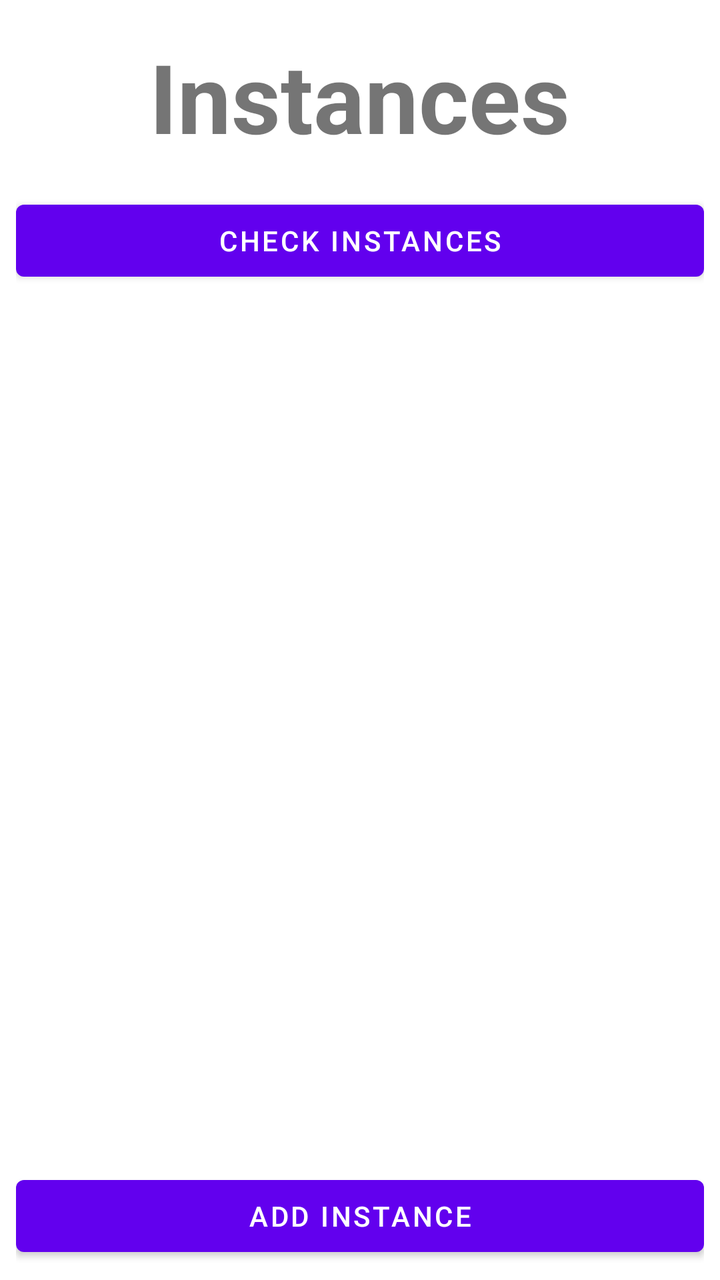
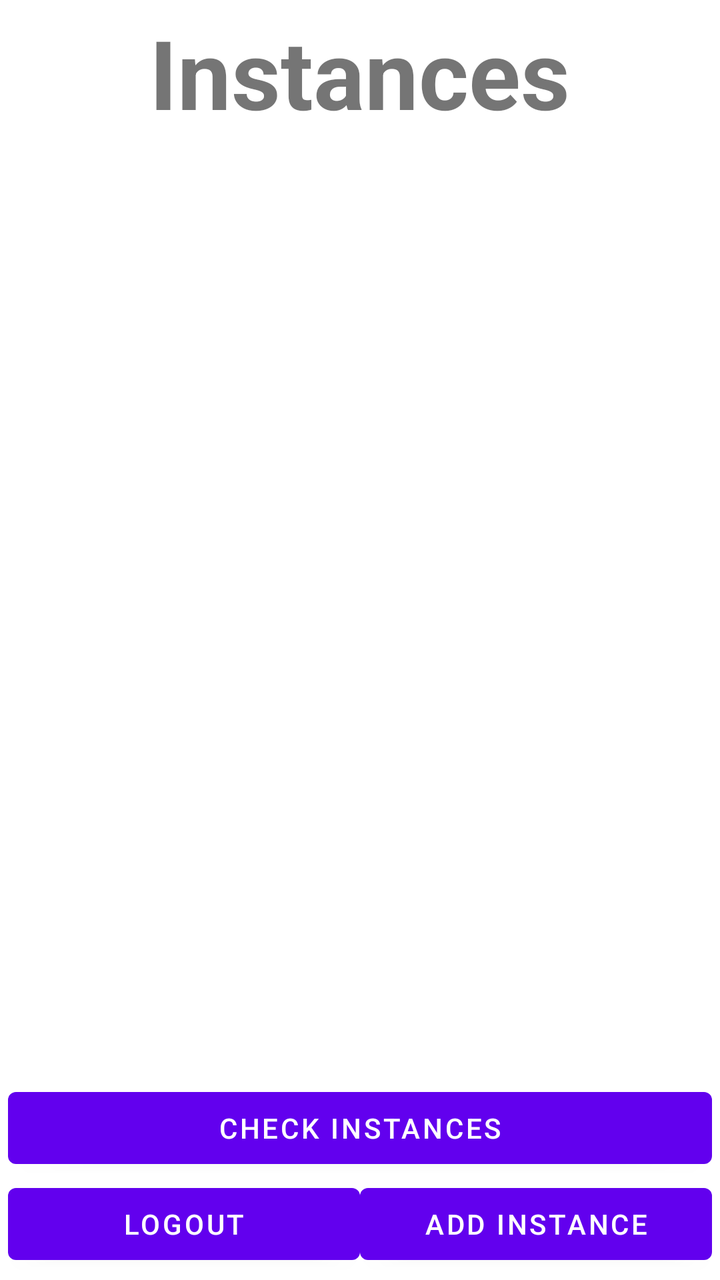

Two renders of the same Android screen: before a commit and after it. Below are the layout's source before the change and the commit's diff.
<!-- AndroidManifest.xml: fallback theme Theme.MaterialComponents.DayNight.NoActionBar -->
<!-- res/layout/instance_settings.xml -->
<?xml version="1.0" encoding="utf-8"?>
<LinearLayout xmlns:android="http://schemas.android.com/apk/res/android"
              android:layout_width="match_parent"
              android:layout_height="match_parent">

    <LinearLayout
        android:orientation="vertical"
        android:layout_width="match_parent"
        android:layout_height="match_parent"
        android:padding="8dp">
        <TextView
            android:layout_width="wrap_content"
            android:layout_height="wrap_content"
            android:text="Instances"
            android:gravity="center"
            android:textSize="48sp"
            android:textStyle="bold"
            android:layout_gravity="center"
            android:layout_marginTop="8dp"
            android:layout_marginBottom="16dp"/>

        <Button
            android:id="@+id/instanceSettingsCheckButton"
            android:text="Check instances"
            android:layout_width="match_parent"
            android:layout_height="wrap_content"/>

        <ListView
            android:id="@+id/instanceSettingsInstancesList"
            android:layout_width="match_parent"
            android:layout_height="0dp"
            android:layout_weight="1"/>
        <Button
            android:id="@+id/instanceSettingsAddButton"
            android:text="Add instance"
            android:layout_width="match_parent"
            android:layout_height="wrap_content"
            android:layout_marginTop="4dp"/>

    </LinearLayout>

</LinearLayout>
<!-- resources referenced by this layout -->
<resources>

</resources>

<!-- the commit's change to res/layout/instance_settings.xml (unified diff, before → after) -->
@@ -1,42 +1,45 @@
 <?xml version="1.0" encoding="utf-8"?>
 <LinearLayout xmlns:android="http://schemas.android.com/apk/res/android"
+              android:orientation="vertical"
               android:layout_width="match_parent"
-              android:layout_height="match_parent">
+              android:layout_height="match_parent"
+              android:padding="4dp">
+
+    <TextView
+        android:layout_width="wrap_content"
+        android:layout_height="wrap_content"
+        android:text="Instances"
+        android:gravity="center"
+        android:textSize="48sp"
+        android:textStyle="bold"
+        android:layout_gravity="center"/>
+
+    <ListView
+        android:id="@+id/instanceSettingsInstancesList"
+        android:layout_width="match_parent"
+        android:layout_height="0dp"
+        android:layout_weight="1"/>
+
+    <Button
+        android:id="@+id/instanceSettingsCheckButton"
+        android:text="Check instances"
+        android:layout_width="match_parent"
+        android:layout_height="wrap_content"/>
 
     <LinearLayout
-        android:orientation="vertical"
         android:layout_width="match_parent"
-        android:layout_height="match_parent"
-        android:padding="8dp">
-        <TextView
-            android:layout_width="wrap_content"
-            android:layout_height="wrap_content"
-            android:text="Instances"
-            android:gravity="center"
-            android:textSize="48sp"
-            android:textStyle="bold"
-            android:layout_gravity="center"
-            android:layout_marginTop="8dp"
-            android:layout_marginBottom="16dp"/>
-
+        android:layout_height="wrap_content">
         <Button
-            android:id="@+id/instanceSettingsCheckButton"
-            android:text="Check instances"
-            android:layout_width="match_parent"
+            android:id="@+id/instanceSettingsLogoutButton"
+            android:text="Logout"
+            android:layout_width="0dp"
+            android:layout_weight="1"
             android:layout_height="wrap_content"/>
-
-        <ListView
-            android:id="@+id/instanceSettingsInstancesList"
-            android:layout_width="match_parent"
-            android:layout_height="0dp"
-            android:layout_weight="1"/>
         <Button
             android:id="@+id/instanceSettingsAddButton"
             android:text="Add instance"
-            android:layout_width="match_parent"
-            android:layout_height="wrap_content"
-            android:layout_marginTop="4dp"/>
-
+            android:layout_width="0dp"
+            android:layout_weight="1"
+            android:layout_height="wrap_content"/>
     </LinearLayout>
-
 </LinearLayout>
